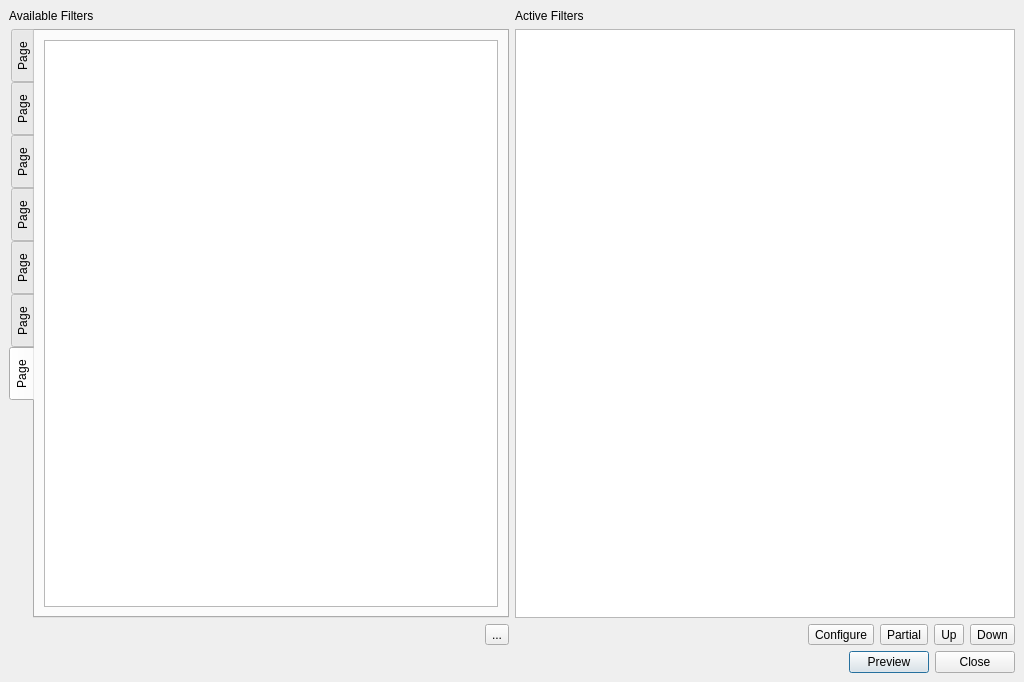
Old version of the form branches/avidemux_2.4_branch/avidemux/ADM_userInterfaces/ADM_QT4/ADM_filters/mainfilter.ui in the repository BackupTheBerlios/avidemux-svn.
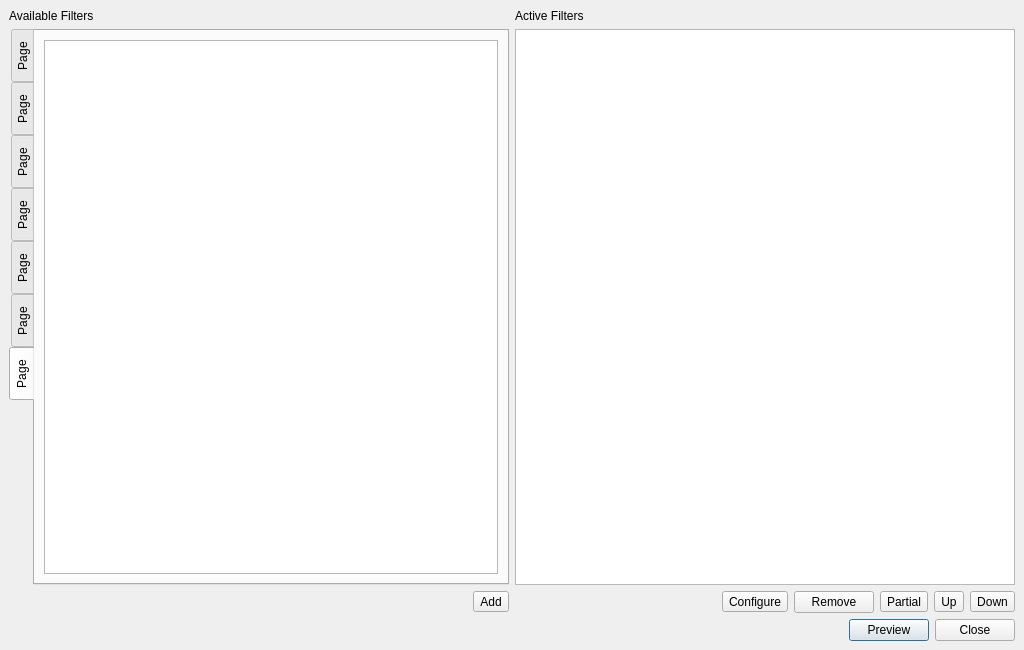
New version of the form.

Commit message: more QT4 dialog

The edit to the form file:
```diff
--- a/branches/avidemux_2.4_branch/avidemux/ADM_userInterfaces/ADM_QT4/ADM_filters/mainfilter.ui
+++ b/branches/avidemux_2.4_branch/avidemux/ADM_userInterfaces/ADM_QT4/ADM_filters/mainfilter.ui
@@ -6,7 +6,7 @@
     <x>0</x>
     <y>0</y>
     <width>1024</width>
-    <height>682</height>
+    <height>650</height>
    </rect>
   </property>
   <property name="windowTitle" >
@@ -57,7 +57,10 @@
      <item>
       <widget class="QToolButton" name="toolButton" >
        <property name="text" >
-        <string>...</string>
+        <string>Add</string>
+       </property>
+       <property name="toolButtonStyle" >
+        <enum>Qt::ToolButtonTextUnderIcon</enum>
        </property>
       </widget>
      </item>
@@ -128,6 +131,13 @@
        </property>
       </widget>
      </item>
+     <item>
+      <widget class="QPushButton" name="pushButtonRemove" >
+       <property name="text" >
+        <string>Remove</string>
+       </property>
+      </widget>
+     </item>
      <item>
       <widget class="QToolButton" name="toolButtonPartial" >
        <property name="text" >
@@ -273,7 +283,7 @@
         <number>6</number>
        </property>
        <item row="0" column="0" >
-        <widget class="QListView" name="listViewMisc" />
+        <widget class="QListWidget" name="listWidgetMisc" />
        </item>
       </layout>
      </widget>
```
Left out of the diff: 14 changed lines with no effect on the pictures. The commit also changes 2 other files.
